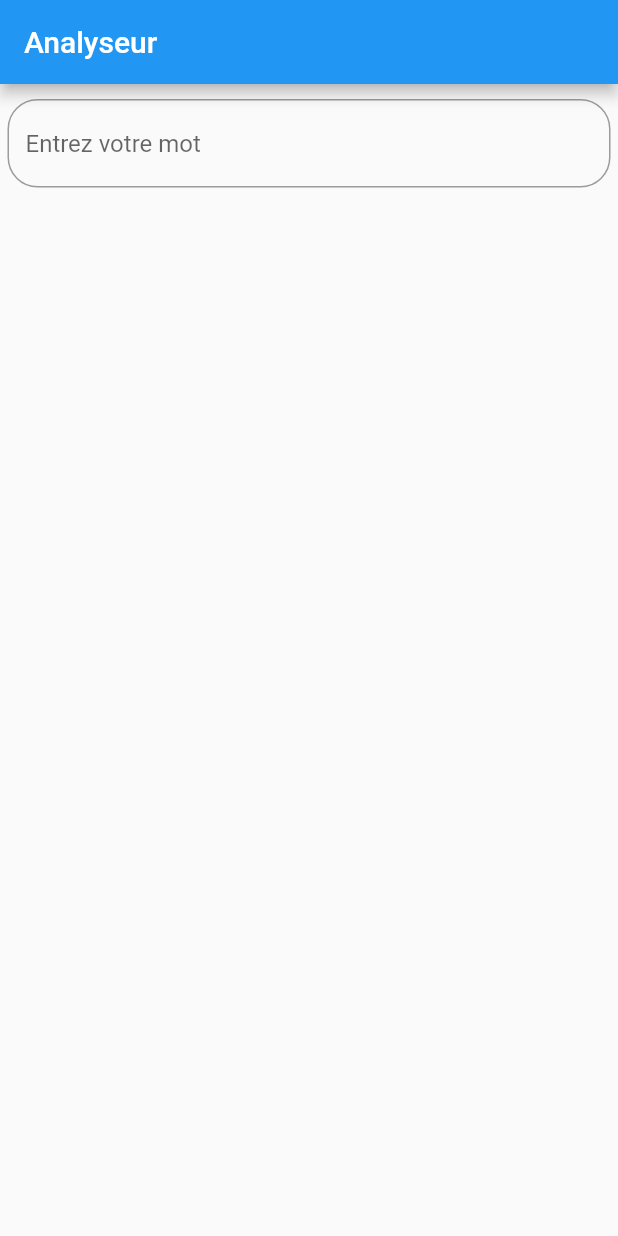
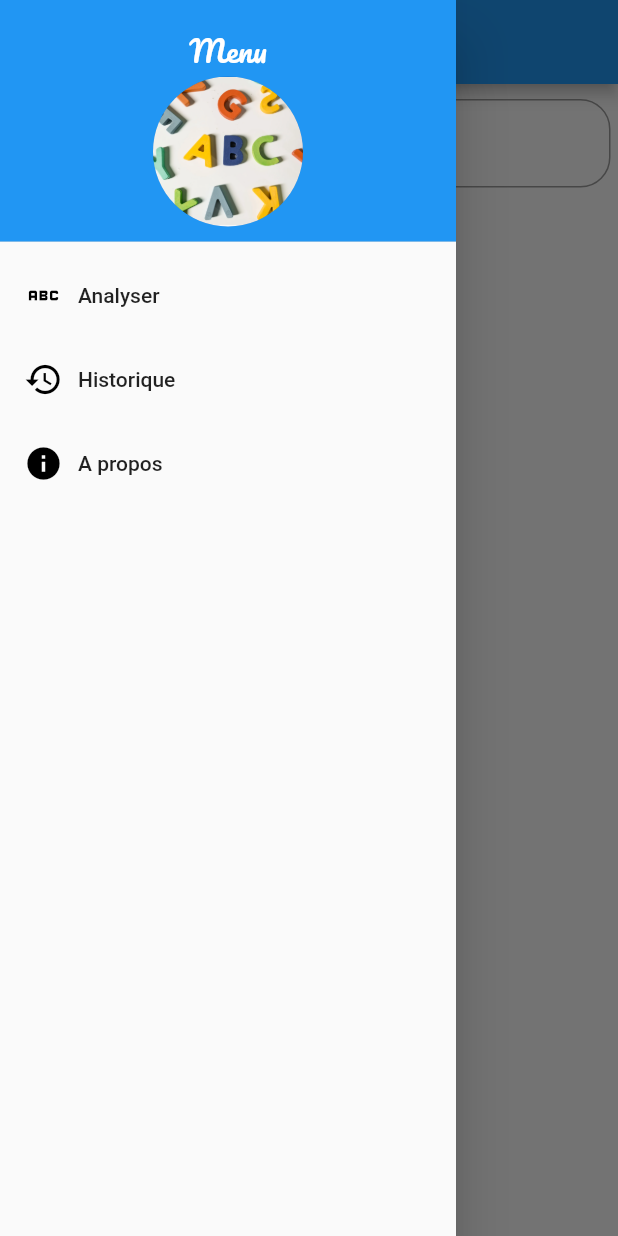
Before and after one commit to jsertram63/analyseur_live_flutter, a Flutter app: the screen it shows after launch, with the side drawer open (before the commit the screen has no drawer), on a phone screen of 412 x 824 dp. Run offline on Flutter 3.47's test engine with Material 2 defaults, Android fonts, the light colour scheme and no system bars; Roboto replaces fonts that are missing (pacifico).

Commit message:
ajout d'un menu

```diff
--- a/lib/homepage.dart
+++ b/lib/homepage.dart
@@ -21,6 +21,66 @@ class _HomePageState extends State<HomePage> {
   Widget build(BuildContext context) {
     // une page contient un scaffold qui va permettre un empilement de widget
     return Scaffold(
+      // drawer : va permettre de mettre un menu dans l'application
+      drawer: Drawer(
+        child: ListView(
+        children: [
+          // Drawer header : va permettre de mettre une photo tel un avatar
+         DrawerHeader(
+           decoration: const BoxDecoration(color: Colors.blue),
+          child:Column(children: [
+          // On va empiler un texte et une photo
+          Text("Menu",style: TextStyle(fontFamily:"pacifico",fontSize: 20, color: Colors.white)),
+          SizedBox(
+            height: 100,
+            width: 100,
+            child: CircleAvatar(backgroundImage: AssetImage('images/abc.png')),
+          )
+         ],
+
+         )),
+         // on définit une tuile qui va etre un onglet de notre menu
+         ListTile(
+          // on définit une cellule pour notre section dans row (icone + texte)
+          title: Row(
+            children: [
+              Icon(Icons.abc_outlined,size: 26,color: Colors.black,),
+              Padding(
+                padding: const EdgeInsets.only(left: 10),
+                child: Text("Analyser"),
+              ),
+            ],
+          ),
+
+         ),
+          ListTile(
+           title: Row(
+            children: [
+              Icon(Icons.history,size: 26,color: Colors.black,),
+              Padding(
+                padding: const EdgeInsets.only(left: 10),
+                child: Text("Historique"),
+              ),
+            ],
+          ),
+
+         ),
+          ListTile(
+           title: Row(
+            children: [
+              Icon(Icons.info,size: 26,color: Colors.black,),
+              Padding(
+                padding: const EdgeInsets.only(left: 10),
+                child: Text("A propos"),
+              ),
+            ],
+          ),
+
+         ),
+         ///////
+
+        ],
+      ),),
       appBar: AppBar(
         // sous windows pour centrer le titre dans
         //l'appBar  il faut rajouter la propriété : centerTitle: true,
@@ -57,6 +117,7 @@ class _HomePageState extends State<HomePage> {
             decoration: InputDecoration(
               // hintText - equivalent d'un placeholder ( information à l'utilisateur)
               hintText:"Entrez votre mot",
+
               // border pour spécifier la bordurer de notre champ de saisie
               border: OutlineInputBorder(borderRadius:BorderRadius.circular(20))
             ) ,
--- a/pubspec.yaml
+++ b/pubspec.yaml
@@ -43,8 +43,8 @@ flutter:
   uses-material-design: true
 
   # Partie pour rajouter des images
-  # assets:
-  #   - images/a_dot_burr.jpeg
+  assets:
+    - images/abc.png
   #   - images/a_dot_ham.jpeg
 
   # An image asset can refer to one or more resolution-specific "variants", see
```
Also changed, not shown: images/abc.png (added).
